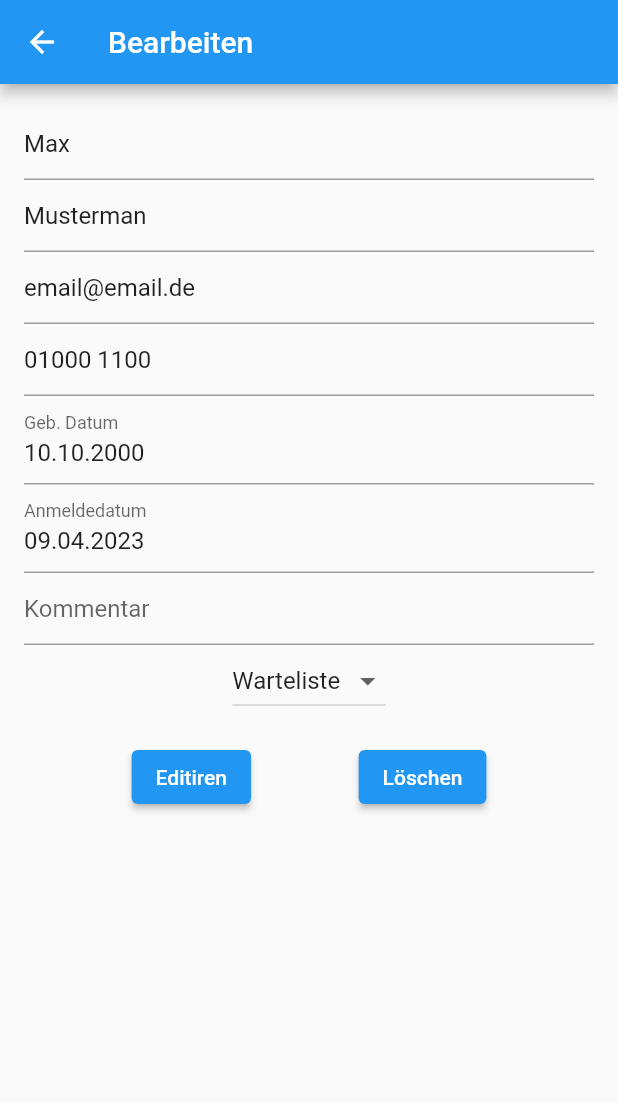
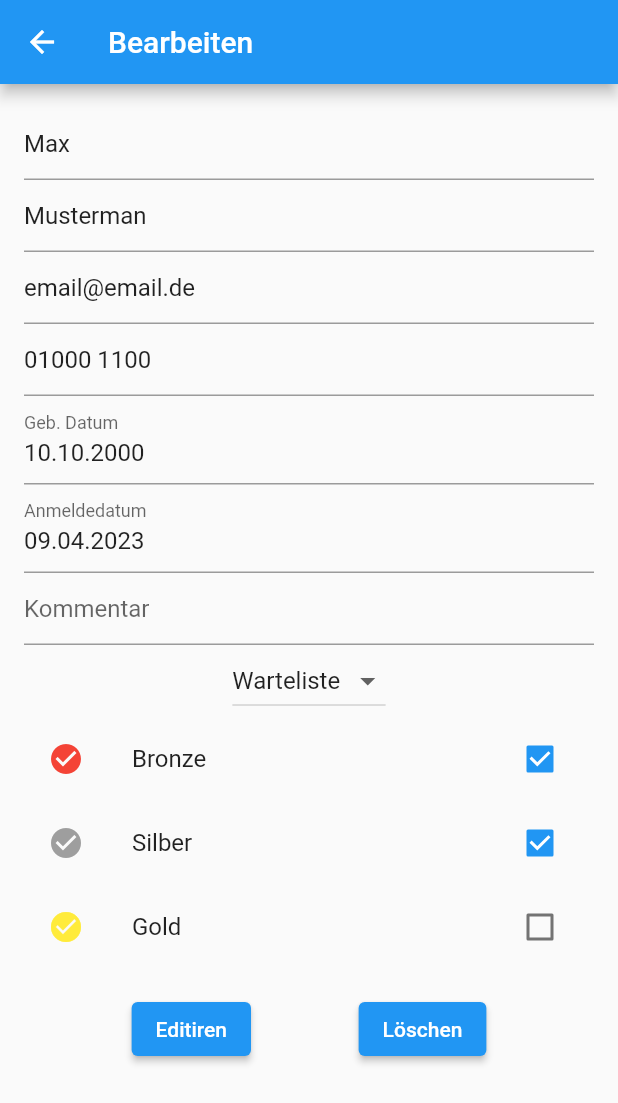
Before and after one commit to michaelsandner/training_organizer, a Flutter app: the screen it shows after launch, after a tap on the "edit" icon, on a phone screen of 412 x 824 dp. Shown: the top 1103 px of the screen. Run offline on Flutter 3.47's test engine with Material 2 defaults, Android fonts, the phone set to English and light mode, and no system bars; our stand-ins replace equatable, file_picker, flutter_bloc, loading_indicator, pdf, printing and 1 more; missing offline and left inert: external_path.

Commit message:
feat: Add badges to edit view

```diff
--- a/lib/view/edit_view/add_trainee.dart
+++ b/lib/view/edit_view/add_trainee.dart
@@ -4,6 +4,7 @@ import 'package:flutter/services.dart';
 import 'package:flutter_bloc/flutter_bloc.dart';
 import 'package:training_organizer/cubit/app_cubit.dart';
 import 'package:training_organizer/cubit/app_state.dart';
+import 'package:training_organizer/model/badge.dart';
 import 'package:training_organizer/model/trainee.dart';
 import 'package:training_organizer/services/date_service.dart';
 
@@ -25,10 +26,13 @@ class _AddTraineeState extends State<AddTrainee> {
   TextEditingController commentController = TextEditingController();
   Group? group = Group.waitingList;
 
+  late bool isBronzeChecked;
+  late bool isSilverChecked;
+  late bool isGoldChecked;
+
   @override
   void initState() {
     super.initState();
-
     if (widget.trainee != null) {
       sureNameController.text = widget.trainee!.surname;
       foreNameController.text = widget.trainee!.forename;
@@ -39,6 +43,15 @@ class _AddTraineeState extends State<AddTrainee> {
       registrationDateController.text =
           DateService.parseToDate(widget.trainee!.registrationDate).toString();
       commentController.text = widget.trainee!.comment;
+      setState(() {
+        isBronzeChecked = widget.trainee!.hasBadge('Bronze');
+        isSilverChecked = widget.trainee!.hasBadge('Silber');
+        isGoldChecked = widget.trainee!.hasBadge('Gold');
+      });
+    } else {
+      isBronzeChecked = false;
+      isSilverChecked = false;
+      isGoldChecked = false;
     }
   }
 
@@ -56,6 +69,11 @@ class _AddTraineeState extends State<AddTrainee> {
       registrationDateController.clear();
       phoneController.clear();
       commentController.clear();
+      setState(() {
+        isBronzeChecked = false;
+        isSilverChecked = false;
+        isGoldChecked = false;
+      });
     }
 
     Future<void> showAcceptDialog(Trainee newTrainee) async {
@@ -131,6 +149,20 @@ class _AddTraineeState extends State<AddTrainee> {
           });
     }
 
+    List<Badge> createBadges() {
+      List<Badge> badges = [];
+      if (isBronzeChecked) {
+        badges.add(BronzeBadge(null));
+      }
+      if (isSilverChecked) {
+        badges.add(SilverBadge(null));
+      }
+      if (isGoldChecked) {
+        badges.add(GoldBadge(null));
+      }
+      return badges;
+    }
+
     Trainee createTraineeFromInputs() {
       return Trainee(
           forename: foreNameController.text.trim(),
@@ -142,7 +174,8 @@ class _AddTraineeState extends State<AddTrainee> {
           registrationDate: DateService.formatToGerman(
               registrationDateController.text.trim()),
           comment: commentController.text.trim(),
-          trainingGroup: group ?? Group.waitingList);
+          trainingGroup: group ?? Group.waitingList,
+          badges: createBadges());
     }
 
     void onPressed() async {
@@ -174,6 +207,7 @@ class _AddTraineeState extends State<AddTrainee> {
       ),
       body: Padding(
         padding: const EdgeInsets.all(16.0),
+        child: SingleChildScrollView(
           child: Form(
             key: formKey,
             child: Column(children: [
@@ -243,6 +277,30 @@ class _AddTraineeState extends State<AddTrainee> {
                   group = value;
                 }),
               ),
+              CheckboxListTile(
+                value: isBronzeChecked,
+                title: const Text('Bronze'),
+                secondary: BronzeBadge(null).icon,
+                onChanged: (bool? value) => setState(() {
+                  isBronzeChecked = value! ? value : false;
+                }),
+              ),
+              CheckboxListTile(
+                value: isSilverChecked,
+                title: const Text('Silber'),
+                secondary: SilverBadge(null).icon,
+                onChanged: (bool? value) => setState(() {
+                  isSilverChecked = value! ? value : false;
+                }),
+              ),
+              CheckboxListTile(
+                value: isGoldChecked,
+                title: const Text('Gold'),
+                secondary: GoldBadge(null).icon,
+                onChanged: (bool? value) => setState(() {
+                  isGoldChecked = value! ? value : false;
+                }),
+              ),
               Padding(
                 padding: const EdgeInsets.symmetric(vertical: 16.0),
                 child: Row(
@@ -265,6 +323,7 @@ class _AddTraineeState extends State<AddTrainee> {
             ]),
           ),
         ),
+      ),
     );
   }
 }
```
Lines whose indentation alone changed are shown as unchanged.
